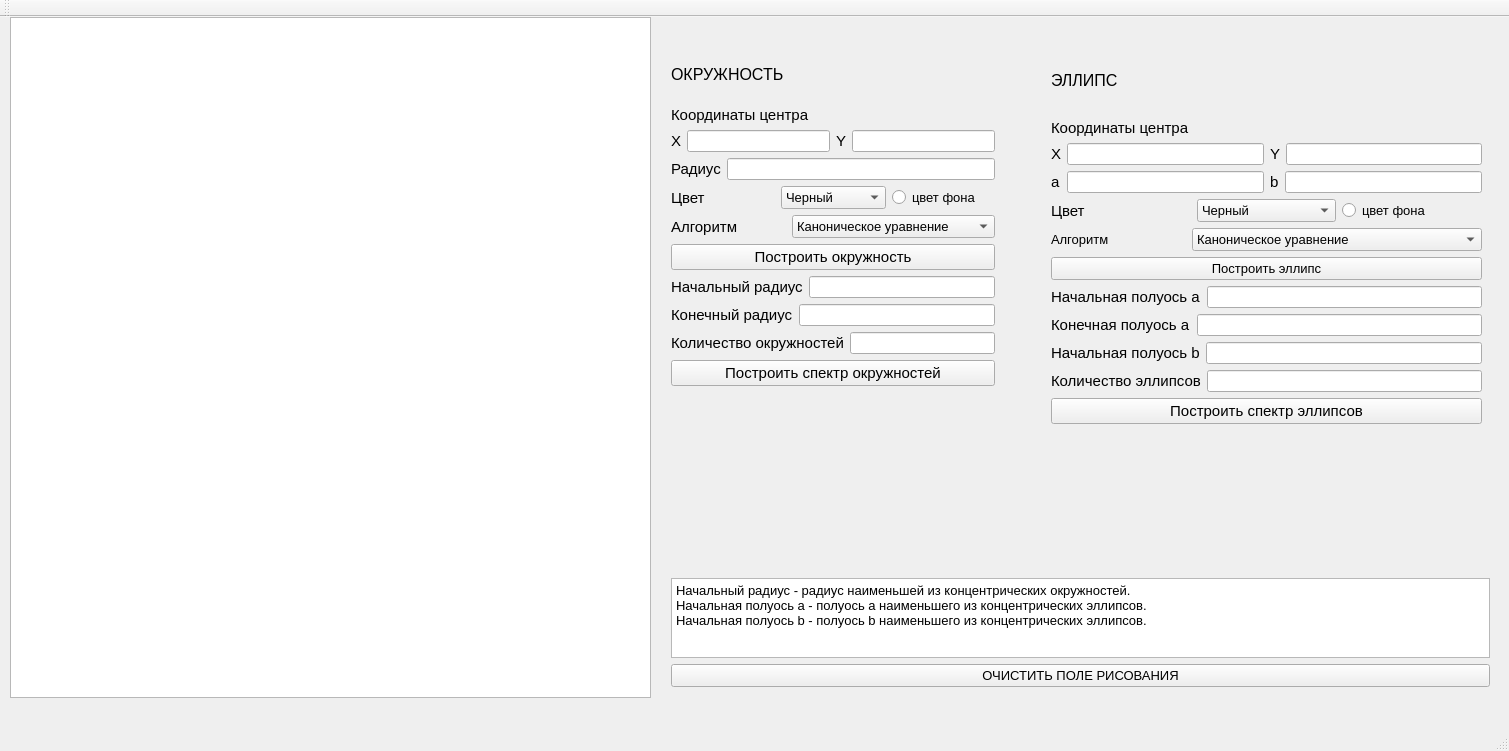
Before: the Qt Designer form ksupol/lab_04/lab_04/mainwindow.ui in SGCube/IU7-Computer-Graphics, drawn with Qt 5.
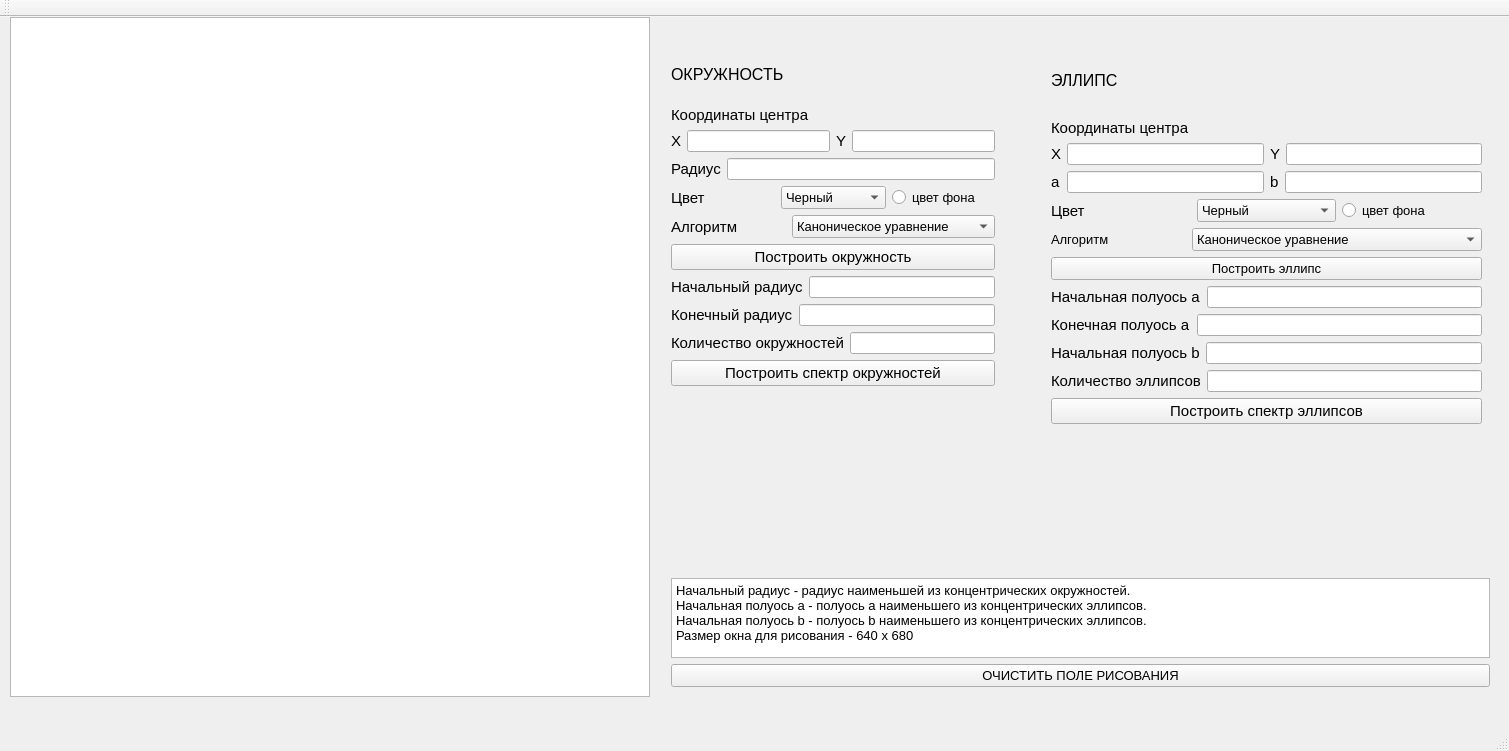
After: the same form once the commit is applied.

What changed in the file:
```diff
--- a/ksupol/lab_04/lab_04/mainwindow.ui
+++ b/ksupol/lab_04/lab_04/mainwindow.ui
@@ -19,10 +19,19 @@
      <rect>
       <x>10</x>
       <y>0</y>
-      <width>641</width>
-      <height>681</height>
+      <width>640</width>
+      <height>680</height>
      </rect>
     </property>
+    <property name="verticalScrollBarPolicy">
+     <enum>Qt::ScrollBarAlwaysOff</enum>
+    </property>
+    <property name="horizontalScrollBarPolicy">
+     <enum>Qt::ScrollBarAlwaysOff</enum>
+    </property>
+    <property name="transformationAnchor">
+     <enum>QGraphicsView::NoAnchor</enum>
+    </property>
    </widget>
    <widget class="QWidget" name="layoutWidget">
     <property name="geometry">
@@ -676,7 +685,7 @@
      </item>
     </layout>
    </widget>
-   <widget class="QWidget" name="">
+   <widget class="QWidget" name="layoutWidget">
     <property name="geometry">
      <rect>
       <x>660</x>
@@ -695,7 +704,8 @@
 &lt;/style&gt;&lt;/head&gt;&lt;body style=&quot; font-family:'MS Shell Dlg 2'; font-size:7.8pt; font-weight:400; font-style:normal;&quot;&gt;
 &lt;p style=&quot; margin-top:0px; margin-bottom:0px; margin-left:0px; margin-right:0px; -qt-block-indent:0; text-indent:0px;&quot;&gt;&lt;span style=&quot; font-size:10pt;&quot;&gt;Начальный радиус - радиус наименьшей из концентрических окружностей.&lt;/span&gt;&lt;/p&gt;
 &lt;p style=&quot; margin-top:0px; margin-bottom:0px; margin-left:0px; margin-right:0px; -qt-block-indent:0; text-indent:0px;&quot;&gt;&lt;span style=&quot; font-size:10pt;&quot;&gt;Начальная полуось a - полуось a наименьшего из концентрических эллипсов.&lt;/span&gt;&lt;/p&gt;
-&lt;p style=&quot; margin-top:0px; margin-bottom:0px; margin-left:0px; margin-right:0px; -qt-block-indent:0; text-indent:0px;&quot;&gt;&lt;span style=&quot; font-size:10pt;&quot;&gt;Начальная полуось b - полуось b наименьшего из концентрических эллипсов.&lt;/span&gt;&lt;/p&gt;&lt;/body&gt;&lt;/html&gt;</string>
+&lt;p style=&quot; margin-top:0px; margin-bottom:0px; margin-left:0px; margin-right:0px; -qt-block-indent:0; text-indent:0px;&quot;&gt;&lt;span style=&quot; font-size:10pt;&quot;&gt;Начальная полуось b - полуось b наименьшего из концентрических эллипсов.&lt;/span&gt;&lt;/p&gt;
+&lt;p style=&quot; margin-top:0px; margin-bottom:0px; margin-left:0px; margin-right:0px; -qt-block-indent:0; text-indent:0px;&quot;&gt;&lt;span style=&quot; font-size:10pt;&quot;&gt;Размер окна для рисования - 640 x 680&lt;/span&gt;&lt;/p&gt;&lt;/body&gt;&lt;/html&gt;</string>
        </property>
       </widget>
      </item>
```
